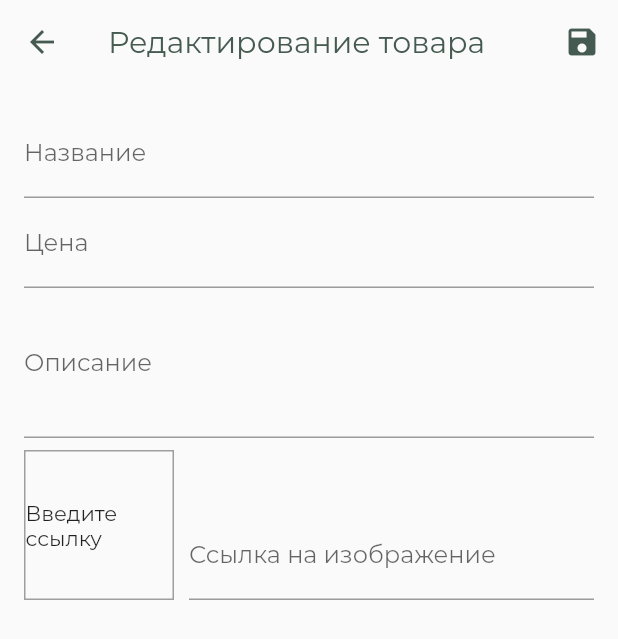
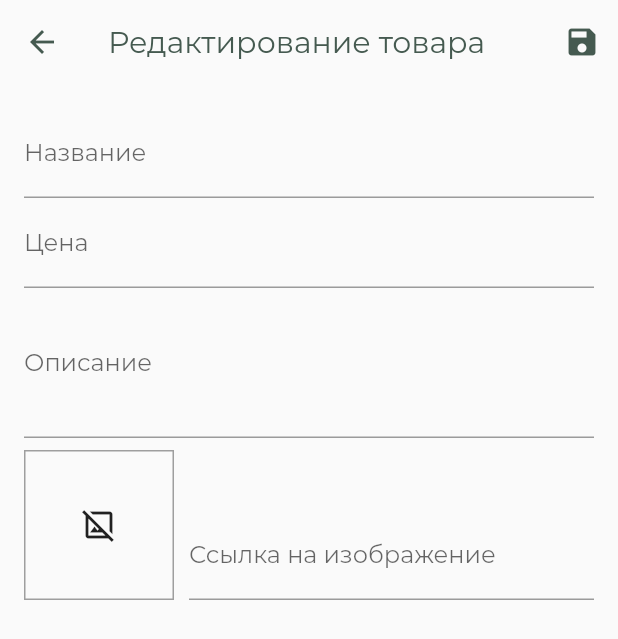
Before and after one commit to nukeolay/shop_app, a Flutter app: the EditProductScreen screen opened by its route, on a phone screen of 412 x 824 dp. Shown: the top 639 px of the screen. Run offline on Flutter 3.47's test engine with Material 2 defaults, Android fonts, the phone set to English and light mode, and no system bars; our stand-ins replace shared_preferences; accounts and stored records are empty.

Commit message:
before adding multi pictures

```diff
--- a/lib/screens/edit_product_screen.dart
+++ b/lib/screens/edit_product_screen.dart
@@ -1,4 +1,3 @@
-import 'package:flutter/cupertino.dart';
 import 'package:flutter/material.dart';
 import 'package:provider/provider.dart';
 import '../providers/products.dart';
@@ -213,8 +212,7 @@ class _EditProductScreenState extends State<EditProductScreen> {
                     ),
                     TextFormField(
                       initialValue: _initValues['description'],
-                      decoration:
-                          const InputDecoration(labelText: 'Описание'),
+                      decoration: const InputDecoration(labelText: 'Описание'),
                       maxLines: 3,
                       keyboardType: TextInputType.multiline,
                       focusNode: _descriptionFocusNode,
@@ -256,18 +254,19 @@ class _EditProductScreenState extends State<EditProductScreen> {
                           height: 100,
                           child: _imageUrlController.text.isEmpty
                               ? const Center(
-                                  child: Text('Введите ссылку'),
+                                  child:
+                                      Icon(Icons.image_not_supported_outlined),
                                 )
                               : FittedBox(
-                                  fit: BoxFit.cover,
+                                  fit: BoxFit.scaleDown,
                                   child:
                                       Image.network(_imageUrlController.text),
                                 ),
                         ),
                         Expanded(
                           child: TextFormField(
-                            decoration:
-                                const InputDecoration(labelText: 'Ссылка на изображение'),
+                            decoration: const InputDecoration(
+                                labelText: 'Ссылка на изображение'),
                             keyboardType: TextInputType.url,
                             textInputAction: TextInputAction.done,
                             controller: _imageUrlController,
```
Also changed, not shown: lib/screens/product_detail_screen.dart (+2 -12 lines).
